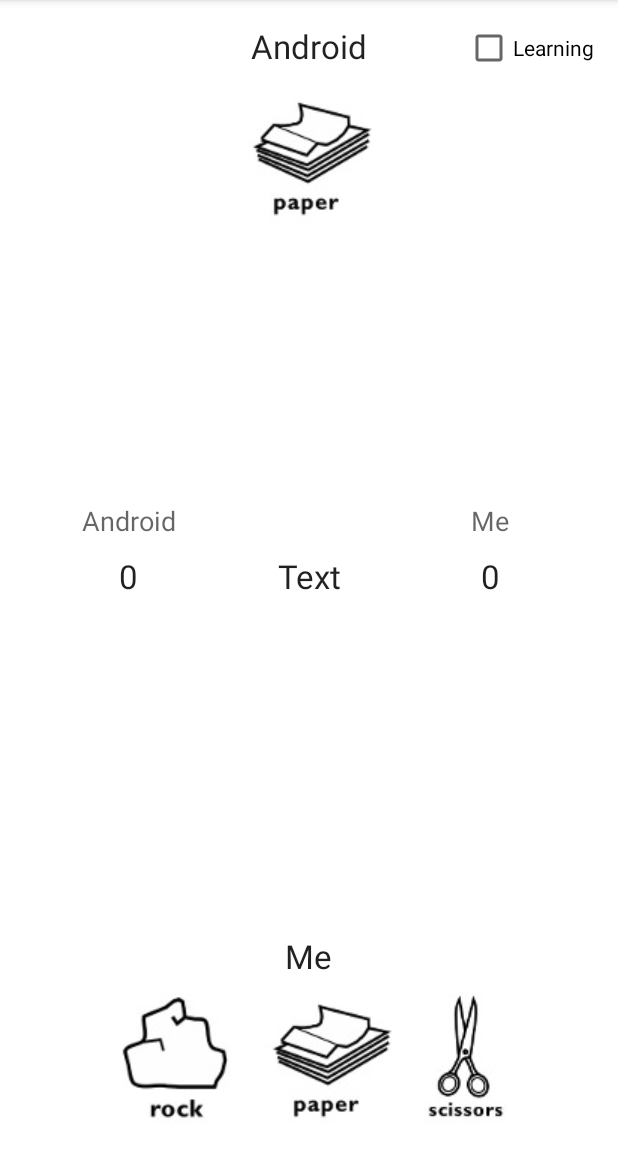
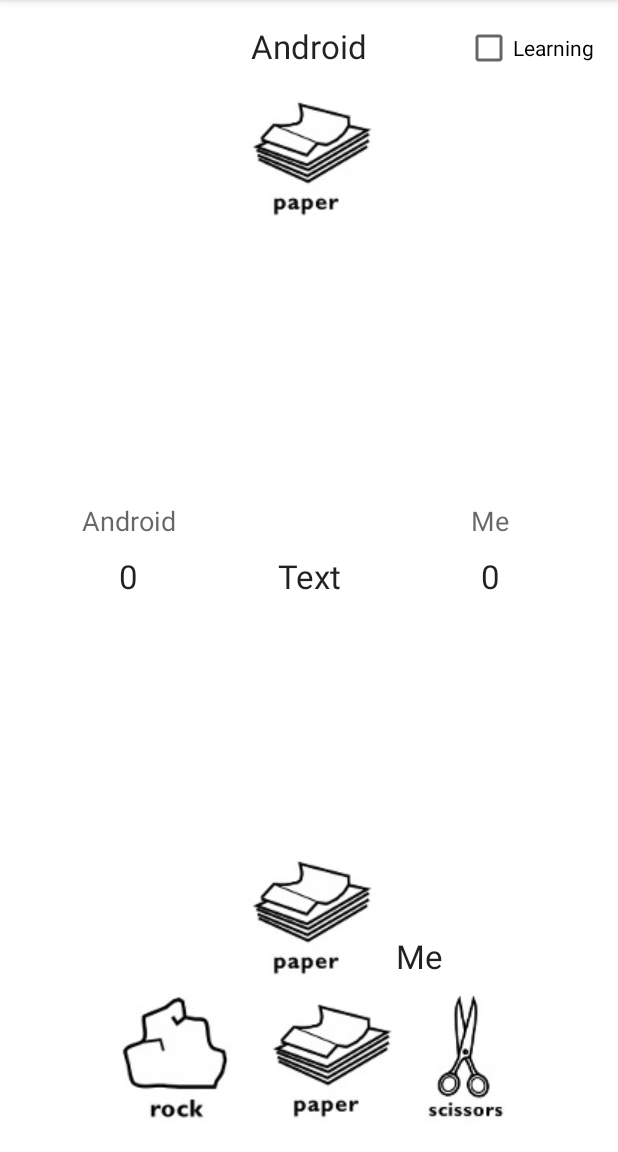
Before and after one commit to kiddos/rock-paper-scissors, an Android app: the screen it shows after launch (MainActivity), on a phone screen of 412 x 824 dp, the part 84-1236 px from its top. Run offline under Robolectric (Android 15) with nearby library versions, the phone set to English and light mode, and no system bars; 18 statements that could not run were skipped.

Commit message:
add imageview display my choice

```diff
--- a/app/src/main/java/com/kiddos/rockpaperscissors/MainActivity.java
+++ b/app/src/main/java/com/kiddos/rockpaperscissors/MainActivity.java
@@ -23,8 +23,7 @@ public class MainActivity extends Activity {
 	private static final int NUMBER_OF_GAMES = 5;
 	private ImageButton rock, paper, scissors;
 	private TextView result, myScore, androidScore;
-	private ImageView android;
-	private CheckBox learning;
+	private ImageView android, me;
 	private ArrayList<Integer> myScoreRecord, androidScoreRecord;
 	private boolean isLearning = false;
 	private int[] series = {NONE, NONE, NONE, NONE, NONE};
@@ -40,9 +39,10 @@ public class MainActivity extends Activity {
 		scissors = (ImageButton) findViewById(R.id.ibScissors);
 		result = (TextView) findViewById(R.id.tvResult);
 		android = (ImageView) findViewById(R.id.ivAndroid);
+		me = (ImageView) findViewById(R.id.ivMe);
 		myScore = (TextView) findViewById(R.id.tvMe);
 		androidScore = (TextView) findViewById(R.id.tvAndroid);
-		learning = (CheckBox) findViewById(R.id.cbLearning);
+		CheckBox learning = (CheckBox) findViewById(R.id.cbLearning);
 
 		// initialize
 		myScoreRecord = new ArrayList<>();
@@ -221,6 +221,15 @@ public class MainActivity extends Activity {
 				} else if (androidChoice == SCISSORS) {
 					android.setImageResource(R.drawable.scissors);
 				}
+				// display my choice
+				if (myChoice == ROCK) {
+					me.setImageResource(R.drawable.rock);
+				} else if (myChoice == PAPER) {
+					me.setImageResource(R.drawable.paper);
+				} else {
+					me.setImageResource(R.drawable.scissors);
+				}
+
 
 				// compute result
 				int result = compute(androidChoice, myChoice);
--- a/app/src/main/res/layout/activity_main.xml
+++ b/app/src/main/res/layout/activity_main.xml
@@ -62,15 +62,7 @@
 	<TextView
 			android:layout_width="wrap_content"
 			android:layout_height="wrap_content"
-			android:textAppearance="?android:attr/textAppearanceLarge"
-			android:layout_marginBottom="10dp"
-			android:text="Me"
-			android:id="@+id/me"
-			android:layout_above="@+id/linearLayout"
-			android:layout_centerHorizontal="true"/>
-	<TextView
-			android:layout_width="wrap_content"
-			android:layout_height="wrap_content"
+			android:layout_marginBottom="20dp"
 			android:gravity="center"
 			android:textAppearance="?android:attr/textAppearanceLarge"
 			android:text="Text"
@@ -84,6 +76,7 @@
 			android:layout_alignParentEnd="true"
 			android:layout_centerVertical="true"
 			android:layout_toEndOf="@id/tvResult"
+			android:layout_centerHorizontal="true"
 			android:textAppearance="?android:attr/textAppearanceLarge"
 			android:gravity="center"
 			android:text="0"
@@ -95,6 +88,7 @@
 			android:layout_alignParentStart="true"
 			android:layout_toStartOf="@id/tvResult"
 			android:layout_centerVertical="true"
+			android:layout_centerHorizontal="true"
 			android:textAppearance="?android:attr/textAppearanceLarge"
 			android:gravity="center"
 			android:text="0"
@@ -108,7 +102,7 @@
 			android:textAppearance="?android:attr/textAppearanceMedium"
 			android:text="Me"
 			android:layout_above="@id/tvMe"
-			android:layout_alignStart="@id/tvMe"/>
+			android:layout_alignStart="@id/tvMe" />
 	<TextView
 			android:layout_width="wrap_content"
 			android:layout_height="wrap_content"
@@ -126,4 +120,22 @@
 			android:id="@+id/cbLearning"
 			android:layout_alignParentTop="true"
 			android:layout_alignParentEnd="true"/>
+	<ImageView
+			android:layout_width="wrap_content"
+			android:layout_height="wrap_content"
+			android:layout_marginBottom="5dp"
+			android:id="@+id/ivMe"
+			android:src="@drawable/paper"
+			android:layout_above="@+id/linearLayout"
+			android:layout_centerHorizontal="true"/>
+	<TextView
+			android:layout_width="wrap_content"
+			android:layout_height="wrap_content"
+			android:textAppearance="?android:attr/textAppearanceLarge"
+			android:layout_marginBottom="10dp"
+			android:layout_toEndOf="@id/ivMe"
+			android:layout_marginLeft="15dp"
+			android:text="Me"
+			android:id="@+id/me"
+			android:layout_above="@+id/linearLayout" />
 </RelativeLayout>
```
